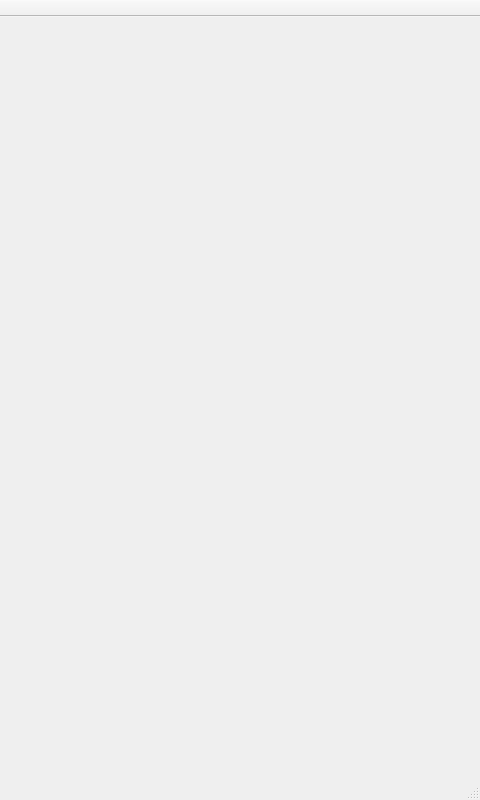
The window that mainwindow.ui (TimSevereijns/D-Viz) describes before a commit, drawn with Qt 5; both pictures show x 720 to 1200 and y 0 to 800 of the 1200 by 800 pixel window.
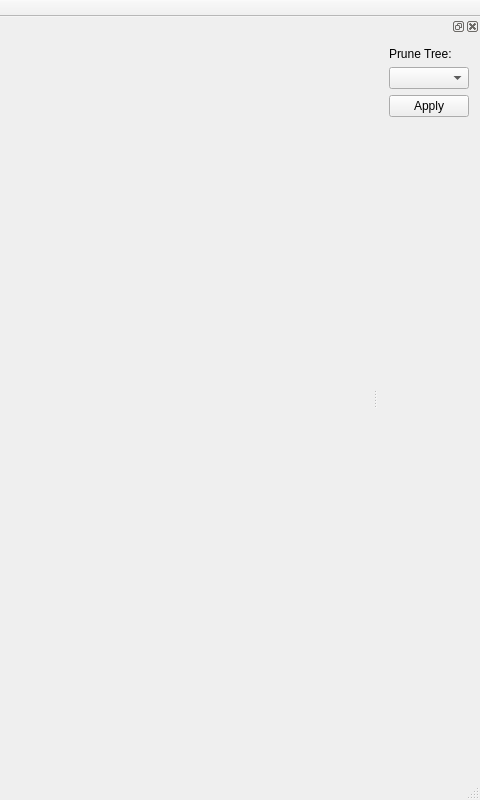
The same window after the commit.

Commit message:
UI > Sidebar & Crash Fix
+ Added the beginnings of an awesome sidebar.
+ Fixed a divide-by-zero crash that occurs on really fast systems.
+ Also cleaned up .gitignore.

Diff of the .ui file:
```diff
--- a/mainwindow.ui
+++ b/mainwindow.ui
@@ -64,6 +64,49 @@
    </attribute>
   </widget>
   <widget class="QStatusBar" name="statusBar"/>
+  <widget class="QDockWidget" name="dockWidget">
+   <attribute name="dockWidgetArea">
+    <number>2</number>
+   </attribute>
+   <widget class="QWidget" name="dockWidgetContents">
+    <layout class="QVBoxLayout" name="verticalLayout_2">
+     <item>
+      <widget class="QLabel" name="label">
+       <property name="text">
+        <string>Prune Tree:</string>
+       </property>
+      </widget>
+     </item>
+     <item>
+      <widget class="QComboBox" name="comboBox">
+       <property name="whatsThis">
+        <string>Only those items larger than this size will be shown.</string>
+       </property>
+      </widget>
+     </item>
+     <item>
+      <widget class="QPushButton" name="pruneTreeButton">
+       <property name="text">
+        <string>Apply</string>
+       </property>
+      </widget>
+     </item>
+     <item>
+      <spacer name="verticalSpacer">
+       <property name="orientation">
+        <enum>Qt::Vertical</enum>
+       </property>
+       <property name="sizeHint" stdset="0">
+        <size>
+         <width>20</width>
+         <height>40</height>
+        </size>
+       </property>
+      </spacer>
+     </item>
+    </layout>
+   </widget>
+  </widget>
  </widget>
  <layoutdefault spacing="6" margin="11"/>
  <resources/>
```
The commit also changes 6 other files.
